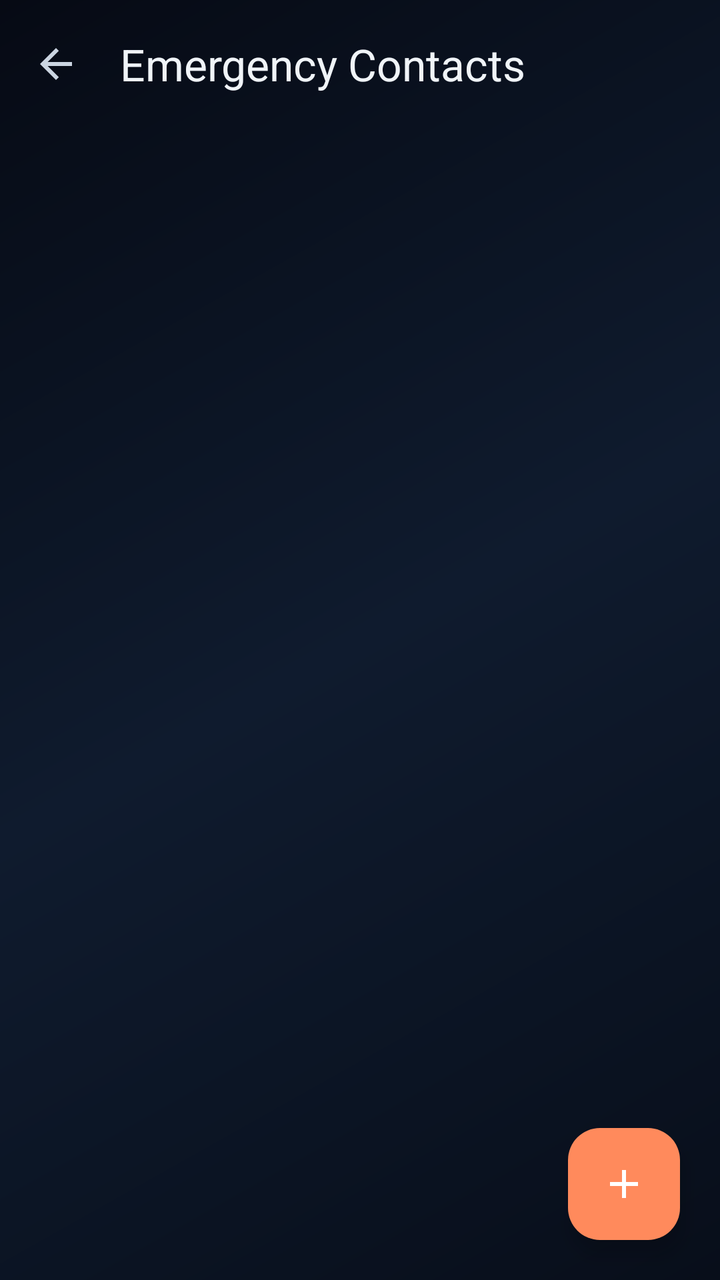
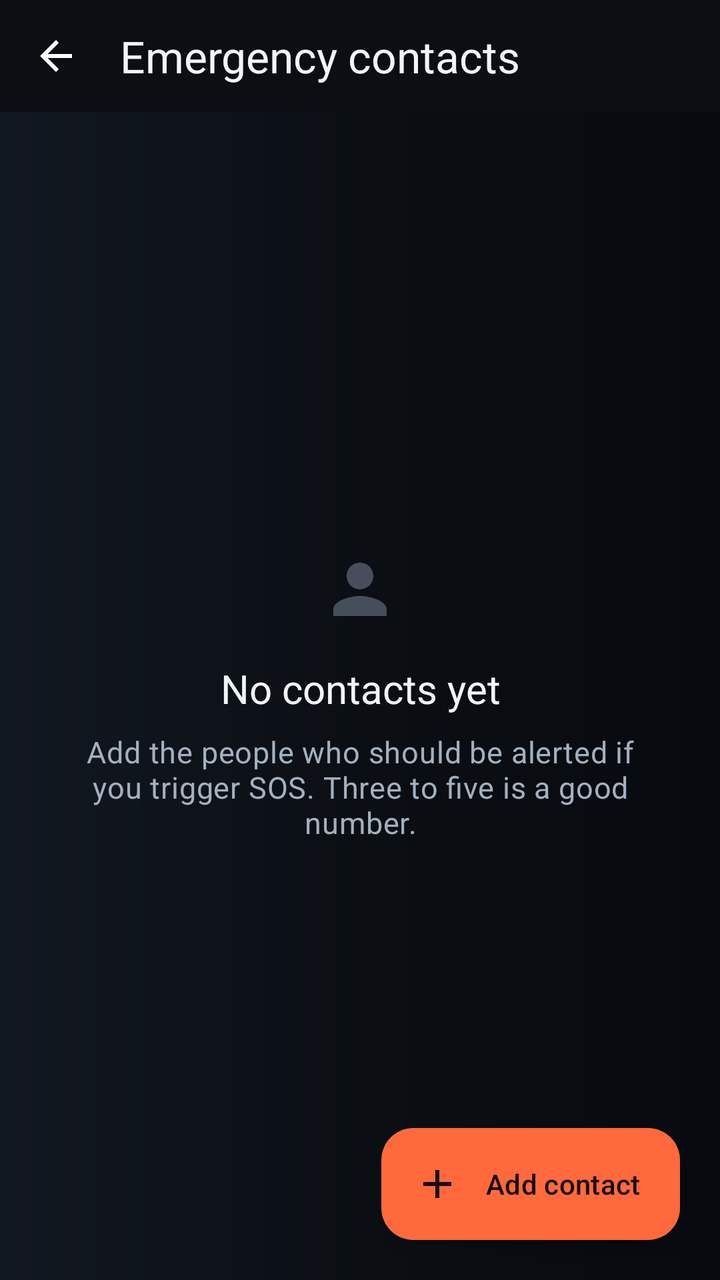

Compare the two renders of this Android layout. The source of the first and the diff that turns it into the second are given below.
<!-- AndroidManifest.xml: activity theme Theme.RakshaSetu -->
<!-- res/layout/activity_contact_list.xml -->
<?xml version="1.0" encoding="utf-8"?>
<FrameLayout xmlns:android="http://schemas.android.com/apk/res/android"
    xmlns:app="http://schemas.android.com/apk/res-auto"
    android:layout_width="match_parent"
    android:layout_height="match_parent"
    android:background="@drawable/bg_gradient_dark">

    <LinearLayout
        android:layout_width="match_parent"
        android:layout_height="match_parent"
        android:orientation="vertical">

        <com.google.android.material.appbar.MaterialToolbar
            android:id="@+id/toolbar"
            android:layout_width="match_parent"
            android:layout_height="?attr/actionBarSize"
            android:background="@android:color/transparent"
            app:title="Emergency Contacts"
            app:titleTextColor="@color/text_primary"
            app:navigationIcon="@drawable/ic_back"
            app:navigationIconTint="@color/text_glass" />

        <TextView
            android:id="@+id/tvEmptyState"
            android:layout_width="match_parent"
            android:layout_height="match_parent"
            android:text="No emergency contacts yet.\n\nTap + to add your first contact.\n\nThese people will be notified when you trigger an SOS."
            android:textSize="16sp"
            android:textColor="@color/text_secondary"
            android:textAlignment="center"
            android:gravity="center"
            android:layout_marginTop="64dp"
            android:visibility="gone" />

        <androidx.recyclerview.widget.RecyclerView
            android:id="@+id/recyclerView"
            android:layout_width="match_parent"
            android:layout_height="0dp"
            android:layout_weight="1"
            android:padding="16dp"
            android:clipToPadding="false" />
    </LinearLayout>

    <com.google.android.material.floatingactionbutton.FloatingActionButton
        android:id="@+id/fabAdd"
        android:layout_width="wrap_content"
        android:layout_height="wrap_content"
        android:layout_gravity="end|bottom"
        android:layout_margin="20dp"
        android:src="@drawable/ic_add"
        android:contentDescription="Add contact"
        app:tint="@android:color/white"
        app:backgroundTint="@color/md_theme_primary" />
</FrameLayout>
<!-- resources referenced by this layout -->
<resources>
  <color name="md_theme_primary">#FF8A5C</color>
  <color name="text_glass">#CBD5E1</color>
  <color name="text_primary">#F0F4F8</color>
  <color name="text_secondary">#94A3B8</color>
  <!-- drawable bg_gradient_dark (drawable) -->
  <?xml version="1.0" encoding="utf-8"?>
  <shape xmlns:android="http://schemas.android.com/apk/res/android"
      android:shape="rectangle">
      <gradient
          android:type="linear"
          android:angle="135"
          android:startColor="@color/background_gradient_start"
          android:centerColor="@color/background_gradient_mid"
          android:endColor="@color/background_gradient_end" />
  </shape>
  <style name="Theme.RakshaSetu" parent="Theme.Material3.Dark.NoActionBar">
          <item name="colorPrimary">@color/md_theme_primary</item>
          <item name="colorPrimaryDark">@color/primary_dark</item>
          <item name="colorAccent">@color/accent</item>
          <item name="android:windowBackground">@color/background</item>
          <item name="android:statusBarColor">@android:color/transparent</item>
          <item name="android:navigationBarColor">@android:color/transparent</item>
          <item name="android:windowDrawsSystemBarBackgrounds">true</item>
          <item name="android:windowTranslucentStatus">false</item>
          <item name="colorOnPrimary">@color/md_theme_onPrimary</item>
          <item name="colorSecondary">@color/md_theme_secondary</item>
          <item name="colorOnSecondary">@color/md_theme_onSecondary</item>
          <item name="android:colorBackground">@color/md_theme_background</item>
          <item name="colorSurface">@color/md_theme_surface</item>
          <item name="colorOnSurface">@color/md_theme_onSurface</item>
      </style>
  <color name="background_gradient_start">#080E1A</color>
  <color name="background_gradient_mid">#0F1B2E</color>
  <color name="background_gradient_end">#060A14</color>
  <color name="primary_dark">#E55A25</color>
  <color name="accent">#FFD166</color>
  <color name="background">#080E1A</color>
  <color name="md_theme_onPrimary">#FFFFFF</color>
  <color name="md_theme_secondary">#C4A882</color>
  <color name="md_theme_onSecondary">#2B1A00</color>
  <color name="md_theme_background">#080E1A</color>
  <color name="md_theme_surface">#1E2D44</color>
  <color name="md_theme_onSurface">#E2E8F0</color>
  <!-- unchanged entries left out for length: 2 -->
</resources>

<!-- the commit's change to res/layout/activity_contact_list.xml (unified diff, before → after) -->
@@ -1,6 +1,7 @@
 <?xml version="1.0" encoding="utf-8"?>
-<FrameLayout xmlns:android="http://schemas.android.com/apk/res/android"
+<androidx.coordinatorlayout.widget.CoordinatorLayout xmlns:android="http://schemas.android.com/apk/res/android"
     xmlns:app="http://schemas.android.com/apk/res-auto"
+    android:id="@+id/root"
     android:layout_width="match_parent"
     android:layout_height="match_parent"
     android:background="@drawable/bg_gradient_dark">
@@ -12,43 +13,73 @@
 
         <com.google.android.material.appbar.MaterialToolbar
             android:id="@+id/toolbar"
+            style="@style/Widget.RS.Toolbar"
             android:layout_width="match_parent"
-            android:layout_height="?attr/actionBarSize"
-            android:background="@android:color/transparent"
-            app:title="Emergency Contacts"
-            app:titleTextColor="@color/text_primary"
+            android:layout_height="@dimen/toolbar_height"
             app:navigationIcon="@drawable/ic_back"
-            app:navigationIconTint="@color/text_glass" />
+            app:title="Emergency contacts" />
 
-        <TextView
-            android:id="@+id/tvEmptyState"
+        <FrameLayout
             android:layout_width="match_parent"
-            android:layout_height="match_parent"
-            android:text="No emergency contacts yet.\n\nTap + to add your first contact.\n\nThese people will be notified when you trigger an SOS."
-            android:textSize="16sp"
-            android:textColor="@color/text_secondary"
-            android:textAlignment="center"
-            android:gravity="center"
-            android:layout_marginTop="64dp"
-            android:visibility="gone" />
+            android:layout_height="match_parent">
 
-        <androidx.recyclerview.widget.RecyclerView
-            android:id="@+id/recyclerView"
-            android:layout_width="match_parent"
-            android:layout_height="0dp"
-            android:layout_weight="1"
-            android:padding="16dp"
-            android:clipToPadding="false" />
+            <androidx.recyclerview.widget.RecyclerView
+                android:id="@+id/recyclerView"
+                android:layout_width="match_parent"
+                android:layout_height="match_parent"
+                android:clipToPadding="false"
+                android:paddingHorizontal="@dimen/gutter"
+                android:paddingTop="@dimen/space_3"
+                android:paddingBottom="96dp" />
+
+            
+            <LinearLayout
+                android:id="@+id/layoutEmpty"
+                android:layout_width="match_parent"
+                android:layout_height="wrap_content"
+                android:layout_gravity="center"
+                android:gravity="center"
+                android:orientation="vertical"
+                android:paddingHorizontal="@dimen/space_8">
+
+                <ImageView
+                    android:layout_width="40dp"
+                    android:layout_height="40dp"
+                    android:alpha="0.6"
+                    android:contentDescription="@null"
+                    android:src="@drawable/ic_contacts"
+                    app:tint="@color/text_muted" />
+
+                <TextView
+                    android:layout_width="match_parent"
+                    android:layout_height="wrap_content"
+                    android:layout_marginTop="@dimen/space_4"
+                    android:gravity="center"
+                    android:text="No contacts yet"
+                    android:textAppearance="@style/TextAppearance.RS.H2" />
+
+                <TextView
+                    android:id="@+id/tvEmptyState"
+                    android:layout_width="match_parent"
+                    android:layout_height="wrap_content"
+                    android:layout_marginTop="@dimen/space_2"
+                    android:gravity="center"
+                    android:text="Add the people who should be alerted if you trigger SOS. Three to five is a good number."
+                    android:textAppearance="@style/TextAppearance.RS.Body" />
+            </LinearLayout>
+        </FrameLayout>
     </LinearLayout>
 
-    <com.google.android.material.floatingactionbutton.FloatingActionButton
+    <com.google.android.material.floatingactionbutton.ExtendedFloatingActionButton
         android:id="@+id/fabAdd"
         android:layout_width="wrap_content"
         android:layout_height="wrap_content"
-        android:layout_gravity="end|bottom"
-        android:layout_margin="20dp"
-        android:src="@drawable/ic_add"
-        android:contentDescription="Add contact"
-        app:tint="@android:color/white"
-        app:backgroundTint="@color/md_theme_primary" />
-</FrameLayout>
+        android:layout_gravity="bottom|end"
+        android:layout_margin="@dimen/gutter"
+        android:contentDescription="@string/cd_add_contact"
+        android:text="Add contact"
+        android:textColor="@color/text_on_accent"
+        app:backgroundTint="@color/accent"
+        app:icon="@drawable/ic_add"
+        app:iconTint="@color/text_on_accent" />
+</androidx.coordinatorlayout.widget.CoordinatorLayout>
<!-- resource entries referenced after the edit -->
@@ -1,48 +1,86 @@
 <!-- resources referenced by this layout -->
 <resources>
-  <color name="md_theme_primary">#FF8A5C</color>
-  <color name="text_glass">#CBD5E1</color>
-  <color name="text_primary">#F0F4F8</color>
-  <color name="text_secondary">#94A3B8</color>
+  <color name="text_primary">#F2F5F8</color>
+  <color name="accent_muted">#33205A38</color>
+  <color name="data_text">#8FA3BC</color>
+  <color name="sos_button">#E23D2E</color>
+  <color name="surface_overlay">#18202B</color>
+  <color name="hairline_strong">#3DFFFFFF</color>
+  <color name="text_secondary">#A3B0BF</color>
+  <dimen name="type_h2">20sp</dimen>
   <!-- drawable bg_gradient_dark (drawable) -->
   <?xml version="1.0" encoding="utf-8"?>
   <shape xmlns:android="http://schemas.android.com/apk/res/android"
       android:shape="rectangle">
       <gradient
           android:type="linear"
-          android:angle="135"
-          android:startColor="@color/background_gradient_start"
-          android:centerColor="@color/background_gradient_mid"
-          android:endColor="@color/background_gradient_end" />
+          android:angle="180"
+          android:startColor="@color/surface_sunken"
+          android:centerColor="@color/surface_base"
+          android:endColor="@color/surface_raised" />
   </shape>
+  <!-- drawable ic_contacts (drawable) -->
+  <vector xmlns:android="http://schemas.android.com/apk/res/android"
+      android:width="24dp"
+      android:height="24dp"
+      android:viewportWidth="24"
+      android:viewportHeight="24"
+      android:tint="?attr/colorControlNormal">
+      <path
+          android:fillColor="@android:color/white"
+          android:pathData="M12,12c2.21,0 4,-1.79 4,-4s-1.79,-4 -4,-4 -4,1.79 -4,4 1.79,4 4,4zM12,14c-2.67,0 -8,1.34 -8,4v2h16v-2c0,-2.66 -5.33,-4 -8,-4z" />
+  </vector>
+  <string name="cd_add_contact">Add an emergency contact</string>
+  <style name="TextAppearance.RS.Body" parent="TextAppearance.Material3.BodyMedium">
+          <item name="android:textSize">@dimen/type_body</item>
+          <item name="android:textColor">@color/text_secondary</item>
+          <item name="android:lineSpacingMultiplier">1.25</item>
+      </style>
+  <style name="TextAppearance.RS.H2" parent="TextAppearance.Material3.TitleLarge">
+          <item name="android:textSize">@dimen/type_h2</item>
+          <item name="android:textColor">@color/text_primary</item>
+          <item name="android:fontFamily">sans-serif-medium</item>
+      </style>
+  <style name="Widget.RS.Toolbar" parent="Widget.Material3.Toolbar">
+          <item name="android:background">@color/surface_base</item>
+          <item name="titleTextColor">@color/text_primary</item>
+          <item name="subtitleTextColor">@color/text_muted</item>
+      </style>
   <style name="Theme.RakshaSetu" parent="Theme.Material3.Dark.NoActionBar">
-          <item name="colorPrimary">@color/md_theme_primary</item>
-          <item name="colorPrimaryDark">@color/primary_dark</item>
-          <item name="colorAccent">@color/accent</item>
-          <item name="android:windowBackground">@color/background</item>
+          <item name="colorPrimary">@color/accent</item>
+          <item name="colorOnPrimary">@color/text_on_accent</item>
+          <item name="colorPrimaryContainer">@color/accent_muted</item>
+          <item name="colorOnPrimaryContainer">@color/accent</item>
+          <item name="colorSecondary">@color/data_text</item>
+          <item name="colorOnSecondary">@color/surface_base</item>
+          <item name="colorError">@color/sos_button</item>
+          <item name="android:colorBackground">@color/surface_base</item>
+          <item name="colorSurface">@color/surface_raised</item>
+          <item name="colorOnSurface">@color/text_primary</item>
+          <item name="colorSurfaceVariant">@color/surface_overlay</item>
+          <item name="colorOnSurfaceVariant">@color/text_secondary</item>
+          <item name="colorOutline">@color/hairline_strong</item>
+          <item name="android:windowBackground">@drawable/bg_gradient_dark</item>
           <item name="android:statusBarColor">@android:color/transparent</item>
           <item name="android:navigationBarColor">@android:color/transparent</item>
           <item name="android:windowDrawsSystemBarBackgrounds">true</item>
-          <item name="android:windowTranslucentStatus">false</item>
-          <item name="colorOnPrimary">@color/md_theme_onPrimary</item>
-          <item name="colorSecondary">@color/md_theme_secondary</item>
-          <item name="colorOnSecondary">@color/md_theme_onSecondary</item>
-          <item name="android:colorBackground">@color/md_theme_background</item>
-          <item name="colorSurface">@color/md_theme_surface</item>
-          <item name="colorOnSurface">@color/md_theme_onSurface</item>
+          <item name="android:textColorPrimary">@color/text_primary</item>
+          <item name="android:textColorSecondary">@color/text_secondary</item>
+          <item name="android:textColorHint">@color/text_muted</item>
       </style>
-  <color name="background_gradient_start">#080E1A</color>
-  <color name="background_gradient_mid">#0F1B2E</color>
-  <color name="background_gradient_end">#060A14</color>
-  <color name="primary_dark">#E55A25</color>
-  <color name="accent">#FFD166</color>
-  <color name="background">#080E1A</color>
-  <color name="md_theme_onPrimary">#FFFFFF</color>
-  <color name="md_theme_secondary">#C4A882</color>
-  <color name="md_theme_onSecondary">#2B1A00</color>
-  <color name="md_theme_background">#080E1A</color>
-  <color name="md_theme_surface">#1E2D44</color>
-  <color name="md_theme_onSurface">#E2E8F0</color>
+  <color name="surface_sunken">#070A0E</color>
+  <color name="surface_base">#0B0F14</color>
+  <color name="surface_raised">#121821</color>
+  <dimen name="type_body">15sp</dimen>
+  <color name="accent">#FF6A3D</color>
+  <color name="text_muted">#6B7889</color>
+  <color name="text_on_accent">#1A0B07</color>
+  <dimen name="gutter">20dp</dimen>
+  <dimen name="space_2">8dp</dimen>
+  <dimen name="space_3">12dp</dimen>
+  <dimen name="space_4">16dp</dimen>
+  <dimen name="space_8">32dp</dimen>
+  <dimen name="toolbar_height">56dp</dimen>
   <!-- unchanged entries left out for length: 2 -->
 </resources>
 
